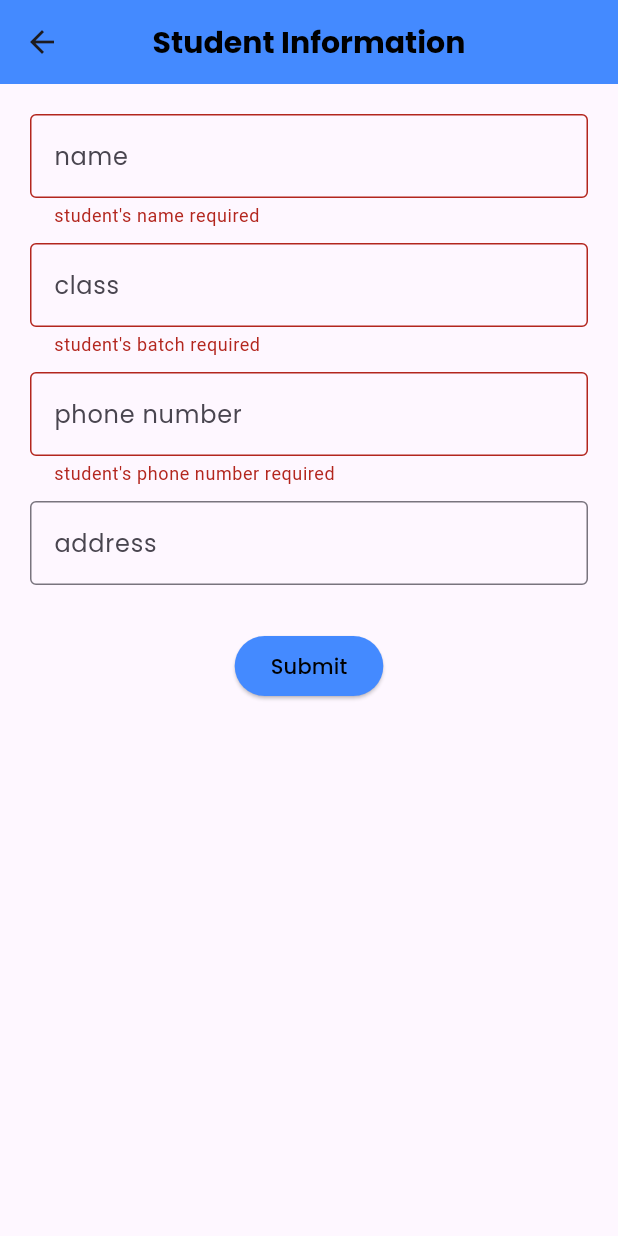
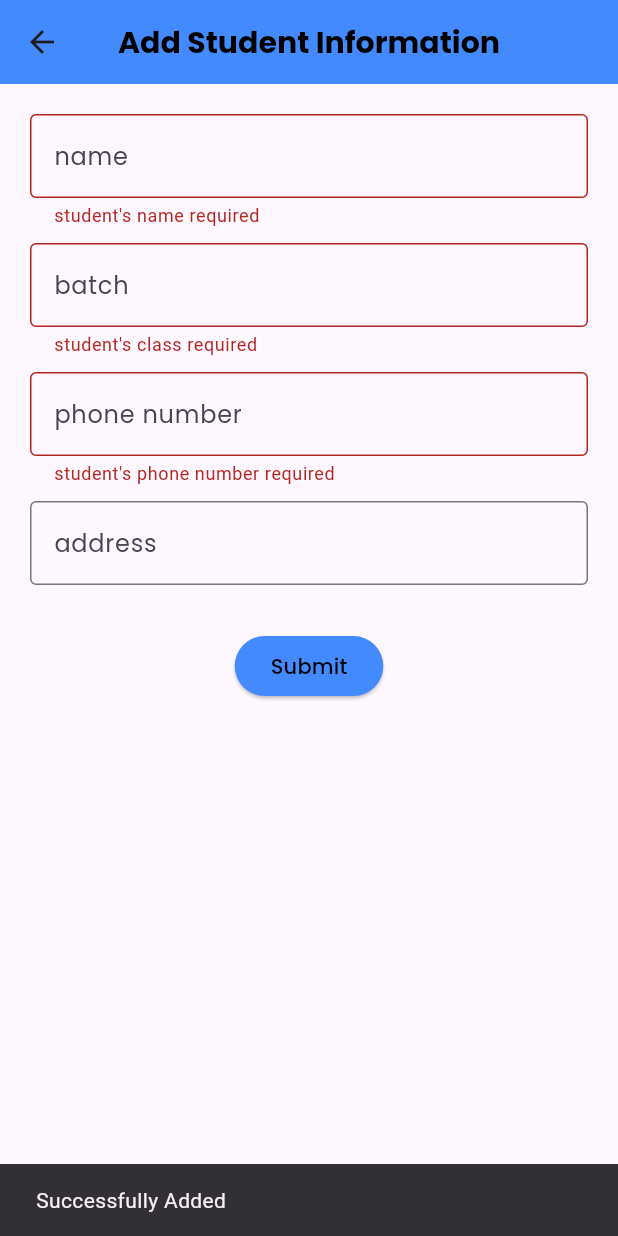
Before and after one commit to Saon00/coaching-er-beton, a Flutter app: the StudentInformationPage screen opened directly, after a tap on "Submit", on a phone screen of 412 x 824 dp. Run offline on Flutter 3.47's test engine with Material 3 defaults, Android fonts, the phone set to English and light mode, and no system bars; our stand-ins replace flutter_svg, google_fonts, shared_preferences; accounts and stored records are empty; generated files the repository leaves out were written again.

Commit message:
data retrived solved

```diff
--- a/lib/l10n/app_en.arb
+++ b/lib/l10n/app_en.arb
@@ -1,15 +1,16 @@
 {
-    "studentinformation": "Student Information",
+    "studentinformation": "Add Student Information",
     "paid": "Paid",
     "unpaid" : "Unpaid",
     "name": "name",
     "studentnamerequired" : "student's name required",
     "studentclassrequired" : "student's class required",
     "studentphonenumberrequired" : "student's phone number required",
-    "classname" : "class",
+    "classname" : "batch",
     "address" : "address",
     "phonenumber" : "phone number",
     "enterdisplayname" : "enter your display name",
     "submit" : "Submit",
-    "namerequired" : "name required"
+    "namerequired" : "name required",
+    "successfullyadded" : "Successfully Added"
 }
--- a/lib/views/pages/home_page.dart
+++ b/lib/views/pages/home_page.dart
@@ -25,7 +25,6 @@ class _HomePageState extends State<HomePage> {
   void initState() {
     super.initState();
     // getStudentInfoPref();
-    print('Name: ${StudentInfoUtils.displayName}');
   }
 
   @override
--- a/lib/views/pages/students/student_information.dart
+++ b/lib/views/pages/students/student_information.dart
@@ -1,6 +1,7 @@
 import 'package:coachingerbeton/models/data/student_infoo_sp.dart';
 import 'package:coachingerbeton/views/components/colors.dart';
 import 'package:coachingerbeton/views/components/fonts.dart';
+import 'package:coachingerbeton/views/components/snackbar_msg.dart';
 import 'package:coachingerbeton/views/pages/students/studentwidgets/textformwid.dart';
 import 'package:flutter/material.dart';
 import 'package:flutter_gen/gen_l10n/app_localizations.dart';
@@ -54,11 +55,16 @@ class _StudentInformationPageState extends State<StudentInformationPage> {
   //     ],
   //   );
   // }
+  static const List<String> _kOptions = <String>[
+    'aardvark',
+    'bobcat',
+    'chameleon',
+  ];
 
   Future<void> _addStudent() async {
     await StudentInfoUtils.saveStudentInfoPref(
         nameController.text.toString().trim(),
-        batchController.text.toString().trim(),
+        batchController.text.toString().trim().toUpperCase(),
         phoneNumberController.text.toString().trim(),
         addressController.text.toString().trim());
   }
@@ -83,20 +89,23 @@ class _StudentInformationPageState extends State<StudentInformationPage> {
                     textInputType: TextInputType.text,
                     fieldValidator: (value) {
                       if (value?.isEmpty == true) {
-                        return "student's name required";
+                        return AppLocalizations.of(context)!
+                            .studentnamerequired;
                       }
                       return null;
                     },
                   ),
                   const SizedBox(height: 10),
                   //class
+
                   TextFormWidget(
                     controller: batchController,
                     hintText: AppLocalizations.of(context)!.classname,
-                    textInputType: TextInputType.number,
+                    textInputType: TextInputType.text,
                     fieldValidator: (value) {
                       if (value?.isEmpty == true) {
-                        return "student's batch required";
+                        return AppLocalizations.of(context)!
+                            .studentclassrequired;
                       }
                       return null;
                     },
@@ -109,7 +118,8 @@ class _StudentInformationPageState extends State<StudentInformationPage> {
                     textInputType: TextInputType.number,
                     fieldValidator: (value) {
                       if (value?.isEmpty == true) {
-                        return "student's phone number required";
+                        return AppLocalizations.of(context)!
+                            .studentphonenumberrequired;
                       }
                       return null;
                     },
@@ -127,18 +137,14 @@ class _StudentInformationPageState extends State<StudentInformationPage> {
                       // FocusScope.of(context).unfocus();
                       if (key.currentState!.validate()) {
                         _addStudent();
-
-                        print('Name: ${nameController.text.toString()}');
-
-                        print("${StudentInfoUtils.studentName}");
-                        print("${StudentInfoUtils.studentBatch}");
-                        print("${StudentInfoUtils.studentPhoneNumber}");
-                        print("${StudentInfoUtils.studentAddress}");
                       }
                       nameController.clear();
                       batchController.clear();
                       phoneNumberController.clear();
                       addressController.clear();
+
+                      showSnackBarMessage(context,
+                          AppLocalizations.of(context)!.successfullyadded);
                     },
                     style: ElevatedButton.styleFrom(
                         backgroundColor: primaryColor,
--- a/lib/views/pages/students/studentwidgets/textformwid.dart
+++ b/lib/views/pages/students/studentwidgets/textformwid.dart
@@ -18,6 +18,7 @@ class TextFormWidget extends StatelessWidget {
   @override
   Widget build(BuildContext context) {
     return TextFormField(
+      autofillHints: const [AutofillHints.jobTitle],
       validator: fieldValidator,
       controller: controller,
       keyboardType: textInputType,
--- a/pubspec.yaml
+++ b/pubspec.yaml
@@ -48,6 +48,7 @@ dependencies:
 
   flutter_localizations:
     sdk: flutter
+  fluttertoast: ^8.2.5
 
 dev_dependencies:
   flutter_test:
```
Also changed, not shown: lib/l10n/app_bn.arb (+4 -3 lines), pubspec.lock.
